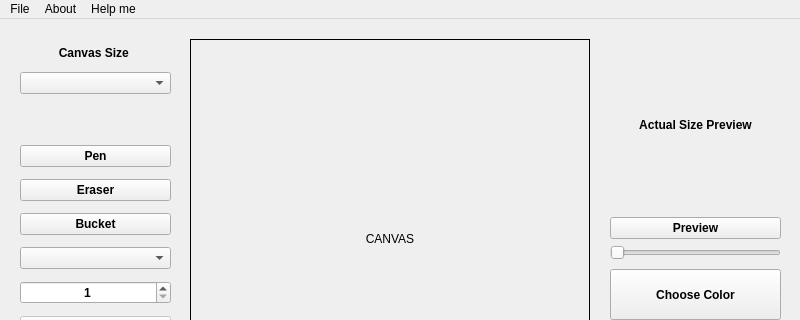
University-of-Utah-CS3505/a7-sprite-editor-s22-charming21, file SpriteEditor/view.ui: the form before one commit; both pictures show x 0 to 800 and y 0 to 320 of the 800 by 631 pixel window.
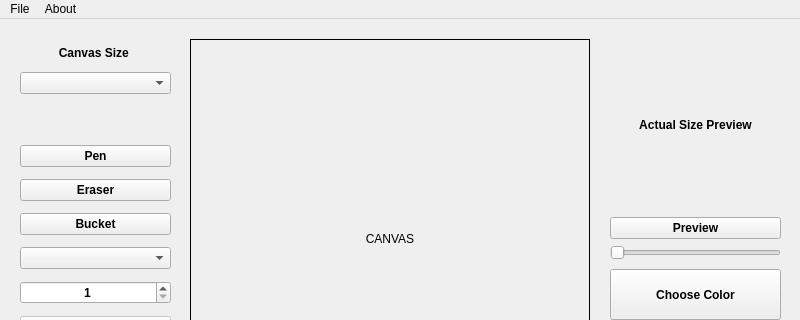
The form after the commit. Custom widgets are drawn as their Qt base class.

Commit message: Commit 8.8: Final Commit 2.0 - Deleted one item from the menu bar for consistency.

The edit to the form file:
```diff
--- a/SpriteEditor/view.ui
+++ b/SpriteEditor/view.ui
@@ -594,7 +594,7 @@
      <x>0</x>
      <y>0</y>
      <width>800</width>
-     <height>22</height>
+     <height>24</height>
     </rect>
    </property>
    <widget class="QMenu" name="menuFile">
@@ -610,14 +610,8 @@
      <string>About</string>
     </property>
    </widget>
-   <widget class="QMenu" name="menuHelp_me">
-    <property name="title">
-     <string>Help me</string>
-    </property>
-   </widget>
    <addaction name="menuFile"/>
    <addaction name="menuAbout"/>
-   <addaction name="menuHelp_me"/>
   </widget>
   <widget class="QStatusBar" name="statusbar"/>
   <action name="actionSave">
```
The commit also changes 1 other file.
